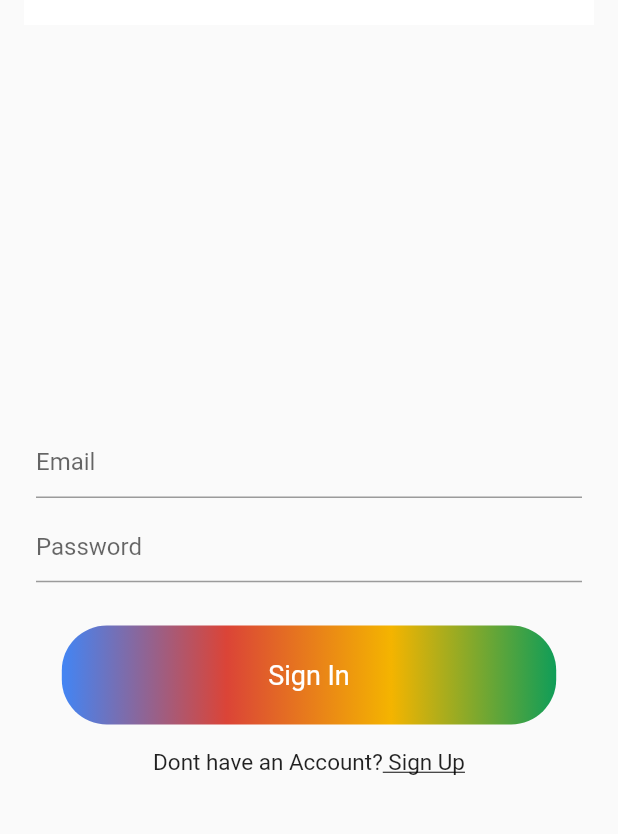
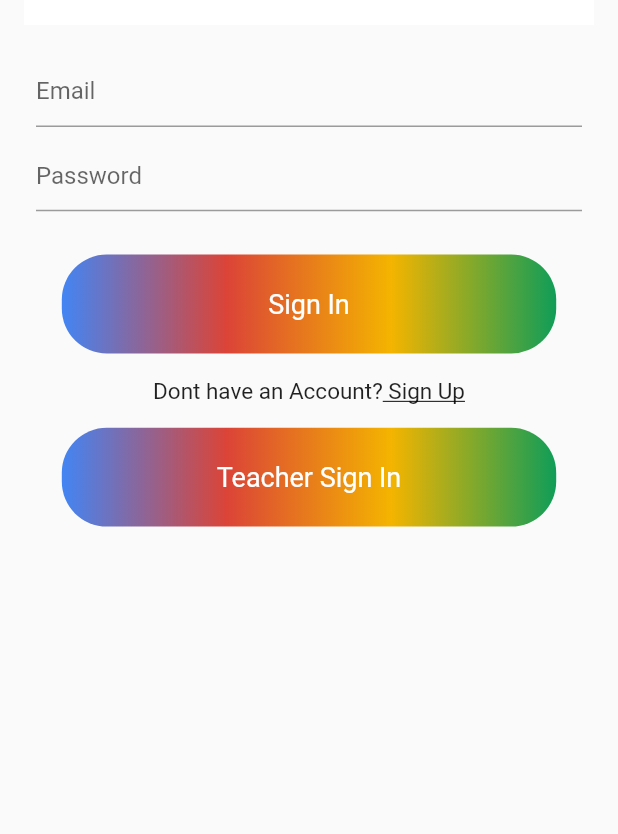
Before and after one commit to imtanbro/classroom, a Flutter app: the screen it shows after launch, on a phone screen of 412 x 824 dp, the part 59-893 px from its top. Run offline on Flutter 3.47's test engine with Material 2 defaults, Android fonts, the phone set to English and light mode, and no system bars; our stand-ins replace cloud_firestore, firebase_auth, firebase_core, random_string, shared_preferences; accounts and stored records are empty.

Commit message:
Started working on teacher side

```diff
--- a/lib/views/notifications/notifications.dart
+++ b/lib/views/notifications/notifications.dart
@@ -1,7 +1,6 @@
 import 'package:classroom/helper/constant.dart';
 import 'package:classroom/services/database.dart';
 import 'package:classroom/views/profile/profilescreen.dart';
-import 'package:classroom/widgets/widgets.dart';
 import 'package:cloud_firestore/cloud_firestore.dart';
 import 'package:flutter/material.dart';
 
--- a/lib/views/sign_in/signin.dart
+++ b/lib/views/sign_in/signin.dart
@@ -2,6 +2,7 @@ import 'package:classroom/helper/constant.dart';
 import 'package:classroom/services/auth.dart';
 import 'package:classroom/views/main_screen.dart';
 import 'package:classroom/views/signup/signup.dart';
+import 'package:classroom/views/teacher_main_screen/teacher_main_screen.dart';
 import 'package:classroom/widgets/widgets.dart';
 import 'package:flutter/cupertino.dart';
 import 'package:flutter/material.dart';
@@ -62,9 +63,12 @@ class _SignInState extends State<SignIn> {
               key: _formKey,
               child: Container(
                 margin: EdgeInsets.symmetric(horizontal: 24, vertical: 20),
+                height: size.height * 0.9,
+                width: size.width,
+                child: SingleChildScrollView(
                   child: Column(
+                    mainAxisAlignment: MainAxisAlignment.center,
                     children: [
-                    Spacer(),
                       TextFormField(
                         validator: (val) {
                           return isEmail(val)
@@ -166,11 +170,51 @@ class _SignInState extends State<SignIn> {
                           )
                         ],
                       ),
+                      SizedBox(
+                        height: 15,
+                      ),
+                      GestureDetector(
+                        onTap: () {
+                          Navigator.push(
+                              context,
+                              MaterialPageRoute(
+                                builder: (context) => TeacherMainScreen(),
+                              ));
+                          print("Clicked on Sign IN Linear Gradient");
+                        },
+                        child: Container(
+                          padding: EdgeInsets.symmetric(vertical: 10),
+                          decoration: BoxDecoration(
+                            gradient: LinearGradient(
+                              colors: [
+                                Color.fromRGBO(66, 133, 244, 1),
+                                Color.fromRGBO(219, 68, 55, 1),
+                                Color.fromRGBO(244, 180, 0, 1),
+                                Color.fromRGBO(15, 157, 88, 1),
+                              ],
+                              begin: Alignment.centerLeft,
+                              end: Alignment.centerRight,
+                            ),
+                            borderRadius: BorderRadius.circular(30),
+                          ),
+                          height: size.height * 0.08,
+                          alignment: Alignment.center,
+                          width: size.width * 0.8,
+                          child: Text(
+                            "Teacher Sign In",
+                            style: TextStyle(
+                              color: Colors.white,
+                              fontSize: 18,
+                            ),
+                          ),
+                        ),
+                      ),
+
                       // SizedBox(
                       //  height: 100,
                       //)
-                    Spacer()
                     ],
+                  ),
                 ),
               ),
             ),
```
Also changed, not shown: lib/services/database.dart (+11 -0 lines), lib/views/assignments/assignments.dart (+7 -7 lines), lib/views/quiz/Quiz.dart (+7 -9 lines), lib/views/teacher_main_screen/teacher_main_screen.dart (added, +13 -0 lines), lib/views/teacher_main_screen/create_assignment.dart (added), lib/views/teacher_main_screen/create_quiz.dart (renamed from lib/views/quiz/create_quiz.dart). Lines whose indentation alone changed are shown as unchanged.
